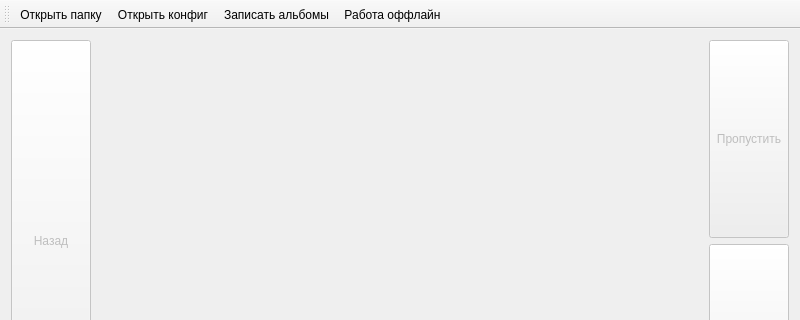
The window that mainwindow.ui (cool-palace/Screenshot-Manager) describes before a commit, drawn with Qt 5; both pictures show x 0 to 800 and y 0 to 320 of the 800 by 600 pixel window.
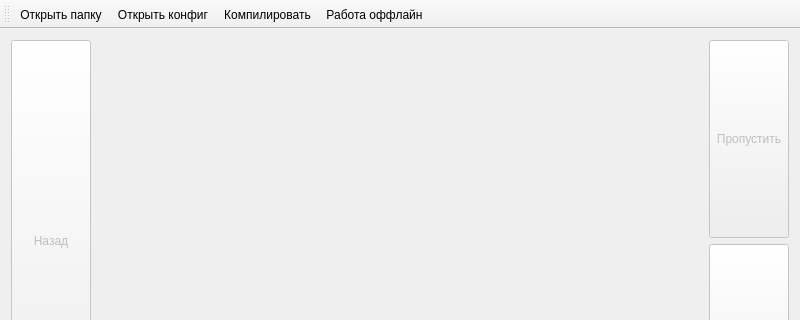
The same window after the commit.

Patch:
```diff
--- a/mainwindow.ui
+++ b/mainwindow.ui
@@ -204,7 +204,7 @@
    </attribute>
    <addaction name="open_folder"/>
    <addaction name="open_config"/>
-   <addaction name="get_albums"/>
+   <addaction name="compile"/>
    <addaction name="offline"/>
   </widget>
   <action name="open_folder">
@@ -238,6 +238,16 @@
     <string>Работа оффлайн</string>
    </property>
   </action>
+  <action name="get_albums">
+   <property name="text">
+    <string>Записать альбомы</string>
+   </property>
+  </action>
+  <action name="compile">
+   <property name="text">
+    <string>Компилировать</string>
+   </property>
+  </action>
  </widget>
  <layoutdefault spacing="6" margin="11"/>
  <resources/>
```
Left out of the diff: 5 changed lines with no effect on the pictures.
